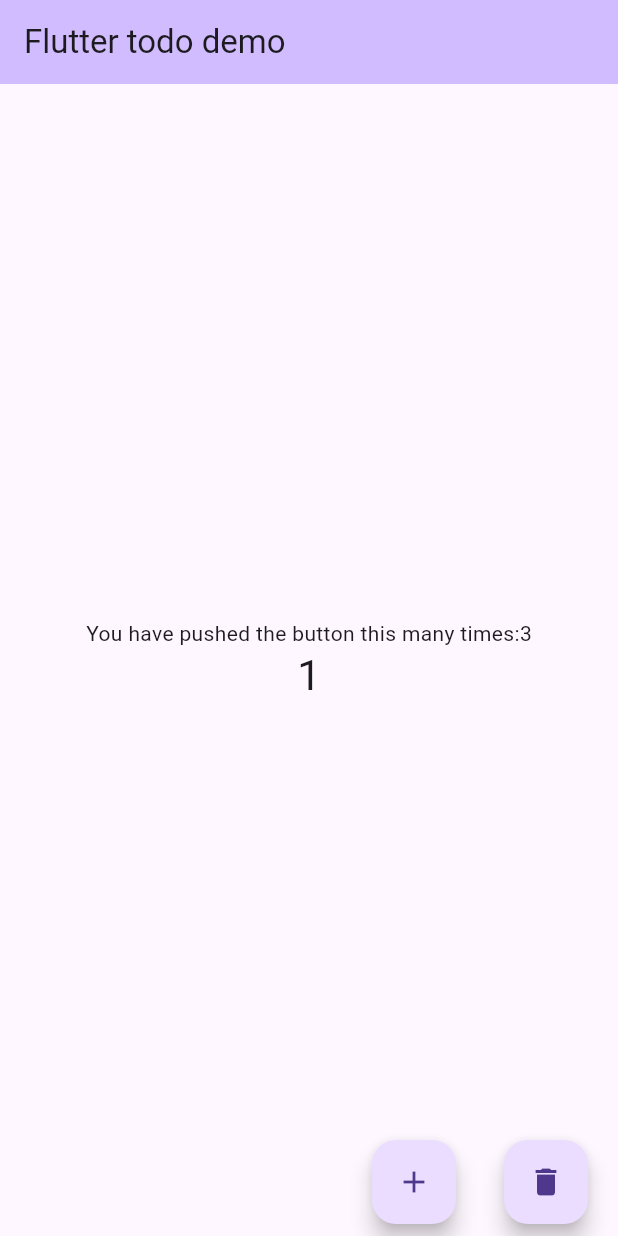
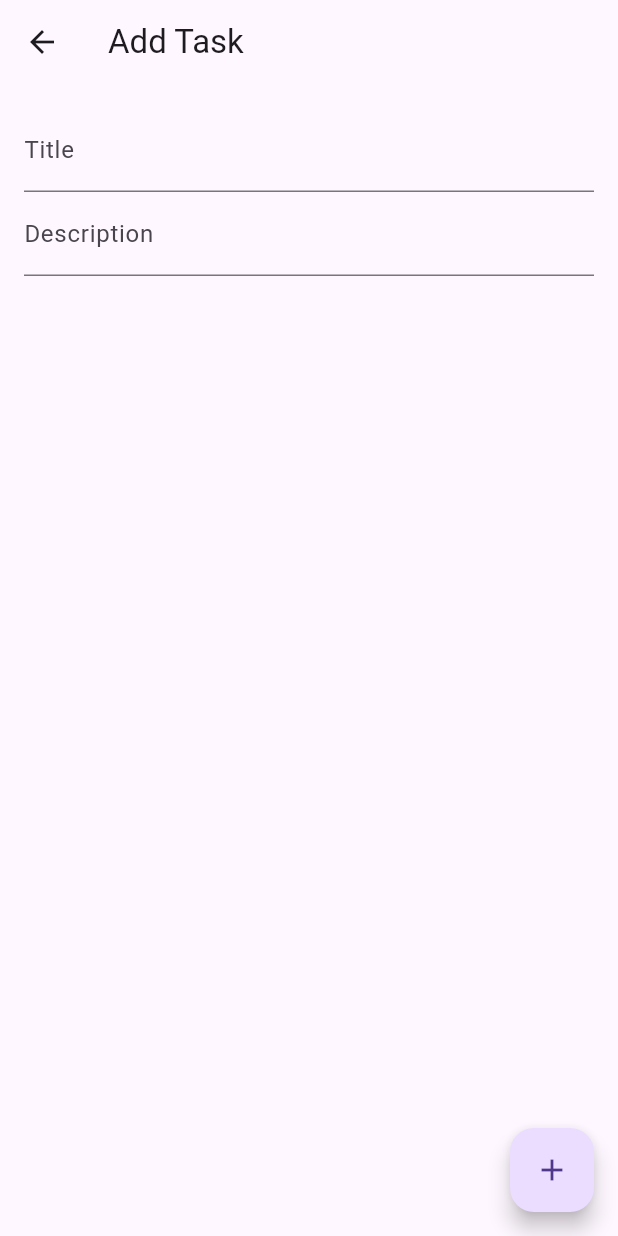
Before and after one commit to paoonline/flutter-app-todo-list, a Flutter app: the screen it shows after launch, after a tap on the "add" icon, on a phone screen of 412 x 824 dp. Run offline on Flutter 3.47's test engine with Material 3 defaults, Android fonts, the phone set to English and light mode, and no system bars; our stand-ins replace logger.

Commit message:
add module

```diff
--- a/lib/main.dart
+++ b/lib/main.dart
@@ -1,23 +1,29 @@
 import 'package:flutter/material.dart';
+import 'package:provider/provider.dart';
+import 'package:todo/providers/task_provider.dart';
+import 'package:todo/screens/add_screen.dart';
 import 'package:todo/screens/todo_screen.dart';
-import 'package:provider/provider.dart';
-import 'providers/task_provider.dart';
 
 void main() {
-  runApp(const MyApp());
+  runApp(MyApp());
 }
 
 class MyApp extends StatelessWidget {
-  const MyApp({super.key});
-
-  // This widget is the root of your application.
   @override
   Widget build(BuildContext context) {
-    return ChangeNotifierProvider(
-      create: (_) => TaskProvider(),
-      child: const MaterialApp(
+    return MultiProvider(
+      providers: [
+        ChangeNotifierProvider(
+          create: (_) => TaskProvider(),
+        ),
+      ],
+      child: MaterialApp(
         title: 'Flutter Provider Example',
-        home: MyHomePage(title: 'Flutter todo demo'),
+        initialRoute: '/',
+        routes: {
+          '/': (context) => TodoScreen(),
+          '/add-task': (context) => AddTaskScreen(),
+        },
       ),
     );
   }
--- a/lib/models/task.dart
+++ b/lib/models/task.dart
@@ -1,11 +1,13 @@
 class Task {
-  final String id;
+  final int? id;
   final String title;
-  final bool isDone;
+  final String? description;
+  final bool isCompleted;
 
   Task({
-    required this.id,
     required this.title,
-    required this.isDone,
+    required this.isCompleted,
+    this.id,
+    this.description,
   });
 }
--- a/lib/providers/task_provider.dart
+++ b/lib/providers/task_provider.dart
@@ -1,5 +1,16 @@
 import 'package:flutter/foundation.dart';
+import 'package:logger/logger.dart';
 import '../models/task.dart';
+
+var logger = Logger();
+
+class ITaskProvider {
+  final int id;
+
+  ITaskProvider({
+    required this.id,
+  });
+}
 
 class TaskProvider with ChangeNotifier {
   List<Task> _tasks = [];
@@ -8,12 +19,32 @@ class TaskProvider with ChangeNotifier {
     return [..._tasks];
   }
 
-  void addTask(Task task) {
-    _tasks.add(task);
+  void handleAddTask(Task task) {
+    Task prepareDate = Task(
+        id: _tasks.length > 0 ? _tasks.length + 1 : 1,
+        title: task.title,
+        isCompleted: task.isCompleted,
+        description: task.description);
+    _tasks.add(prepareDate);
+
     notifyListeners();
   }
 
-  // Implement methods to update and delete tasks
+  void handleTaskComplete(int id) {
+    Task updatedItem = Task(
+      id: id,
+      title: tasks[id].title,
+      isCompleted: !tasks[id].isCompleted,
+      description: tasks[id].description,
+    );
+    _tasks[id] = updatedItem;
+    notifyListeners();
+  }
 
-  // You can also add methods for fetching and managing tasks
+  void handleTaskDelete(int id) {
+    List<Task> filteredTask = tasks.where((item) => item.id != id).toList();
+    _tasks = filteredTask;
+
+    notifyListeners();
+  }
 }
--- /dev/null
+++ b/lib/screens/add_screen.dart
@@ -0,0 +1,59 @@
+import 'dart:math';
+
+import 'package:flutter/material.dart';
+import 'package:logger/logger.dart';
+import 'package:provider/provider.dart';
+import 'package:todo/models/task.dart';
+
+import 'package:todo/providers/task_provider.dart';
+
+var logger = Logger();
+
+class AddTaskScreen extends StatelessWidget {
+  final TextEditingController _taskTitleController = TextEditingController();
+
+  final TextEditingController _taskDescriptionController =
+      TextEditingController();
+
+  void _addTask(BuildContext context) {
+    final taskText = _taskTitleController.text;
+    final taskDescription = _taskDescriptionController.text;
+    if (taskText.isNotEmpty) {
+      Provider.of<TaskProvider>(context, listen: false).handleAddTask(
+        Task(title: taskText, isCompleted: false, description: taskDescription),
+      );
+      Navigator.of(context).pop();
+    }
+  }
+
+  @override
+  Widget build(BuildContext context) {
+    // final taskState = Provider.of<TaskProvider>(context);
+    return Scaffold(
+        appBar: AppBar(
+          title: Text('Add Task'),
+        ),
+        body: Padding(
+          padding:
+              EdgeInsets.all(16.0), // Add padding of 16.0 pixels to all sides
+          child: Column(
+            children: [
+              TextField(
+                  controller: _taskTitleController,
+                  decoration: InputDecoration(labelText: 'Title'),
+                  onChanged: (value) {}),
+              TextField(
+                  controller: _taskDescriptionController,
+                  decoration: InputDecoration(labelText: 'Description'),
+                  onChanged: (value) {})
+            ],
+          ),
+        ),
+        floatingActionButton: FloatingActionButton(
+          onPressed: () {
+            _addTask(context);
+          },
+          child: Icon(Icons.add),
+        ));
+  }
+}
--- a/lib/screens/todo_screen.dart
+++ b/lib/screens/todo_screen.dart
@@ -1,76 +1,39 @@
 import 'package:flutter/material.dart';
-import 'package:todo/main.dart';
-import 'package:flutter_speed_dial/flutter_speed_dial.dart';
-import '../providers/task_provider.dart';
+import 'package:logger/logger.dart';
 import 'package:provider/provider.dart';
+import 'package:todo/providers/task_provider.dart';
+import 'package:todo/widgets/task_title.dart';
 
-class MyHomePage extends StatefulWidget {
-  const MyHomePage({super.key, required this.title});
-  final String title;
+var logger = Logger();
 
-  @override
-  State<MyHomePage> createState() => _TodoPageState();
-}
-
-class _TodoPageState extends State<MyHomePage> {
-  int _counter = 0;
-
-  void _incrementCounter() {
-    setState(() {
-      _counter++;
-    });
-  }
-
+class TodoScreen extends StatelessWidget {
   @override
   Widget build(BuildContext context) {
-    final tasks = Provider.of<TaskProvider>(context).tasks;
+    final taskState = Provider.of<TaskProvider>(context);
     return Scaffold(
-      appBar: AppBar(
-        backgroundColor: Theme.of(context).colorScheme.inversePrimary,
-        title: Text(widget.title),
-      ),
-      body: Center(
-        child: Column(
-          mainAxisAlignment: MainAxisAlignment.center,
-          children: <Widget>[
-            const Text(
-              'You have pushed the button this many times:3',
-            ),
-            Text(
-              '$_counter',
-              style: Theme.of(context).textTheme.headlineMedium,
-            ),
-          ],
+        appBar: AppBar(
+          title: Text('Todo List'),
         ),
-      ),
-      floatingActionButton: Row(
-        mainAxisAlignment: MainAxisAlignment.end,
-        children: [
-          Padding(
-            padding: const EdgeInsets.symmetric(vertical: 8.0),
-            child: FloatingActionButton(
-              onPressed: () {
-                // First button action
-                _incrementCounter();
+        body: ListView.builder(
+          itemCount: taskState.tasks.length,
+          itemBuilder: (ctx, index) {
+            final task = taskState.tasks[index];
+            return TaskTitle(
+              title: task.title,
+              description: task.description,
+              isCompleted: task.isCompleted,
+              onChanged: (value) {
+                logger.d(index);
+                taskState.handleTaskDelete(index + 1);
               },
-              tooltip: 'First Button',
-              child: Icon(Icons.add),
-            ),
-          ),
-          Padding(
-            padding: const EdgeInsets.only(left: 32.0, right: 20),
-            child: FloatingActionButton(
-              onPressed: () {
-                // Second button action
-                print('Second button tapped');
-              },
-              tooltip: 'Second Button',
-              child: Icon(Icons.delete),
-            ),
-          ),
-        ],
-      ),
-      floatingActionButtonLocation: FloatingActionButtonLocation.centerDocked,
-    );
+            );
+          },
+        ),
+        floatingActionButton: FloatingActionButton(
+          onPressed: () {
+            Navigator.of(context).pushNamed('/add-task');
+          },
+          child: Icon(Icons.add),
+        ));
   }
 }
--- /dev/null
+++ b/lib/widgets/task_title.dart
@@ -0,0 +1,26 @@
+import 'package:flutter/material.dart';
+
+class TaskTitle extends StatelessWidget {
+  final String title;
+  final String? description;
+  final bool isCompleted;
+  final Function(bool?) onChanged;
+
+  TaskTitle(
+      {required this.title,
+      required this.isCompleted,
+      required this.onChanged,
+      required this.description});
+
+  @override
+  Widget build(BuildContext context) {
+    return ListTile(
+      title: Text(title),
+      subtitle: Text(description!),
+      leading: Checkbox(
+        value: isCompleted,
+        onChanged: onChanged,
+      ),
+    );
+  }
+}
--- a/pubspec.yaml
+++ b/pubspec.yaml
@@ -37,6 +37,7 @@ dependencies:
   cupertino_icons: ^1.0.6
   flutter_speed_dial: ^7.0.0
   provider: ^6.1.2
+  logger: ^2.1.0
 
 dev_dependencies:
   flutter_test:
```
Also changed, not shown: pubspec.lock.
